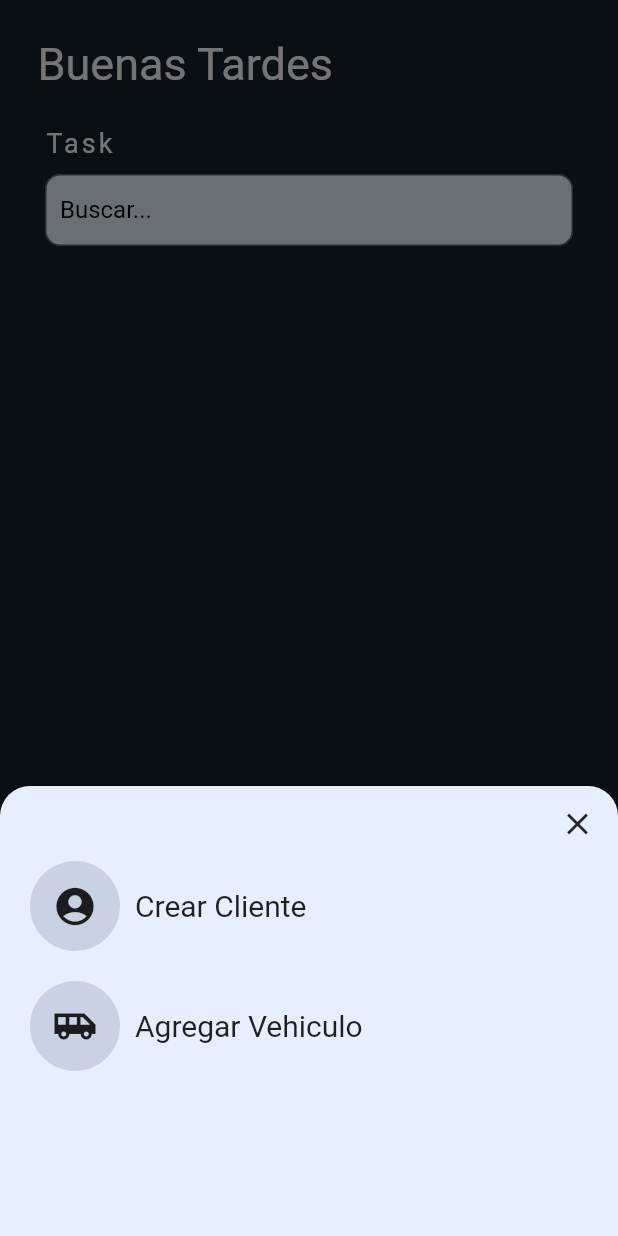
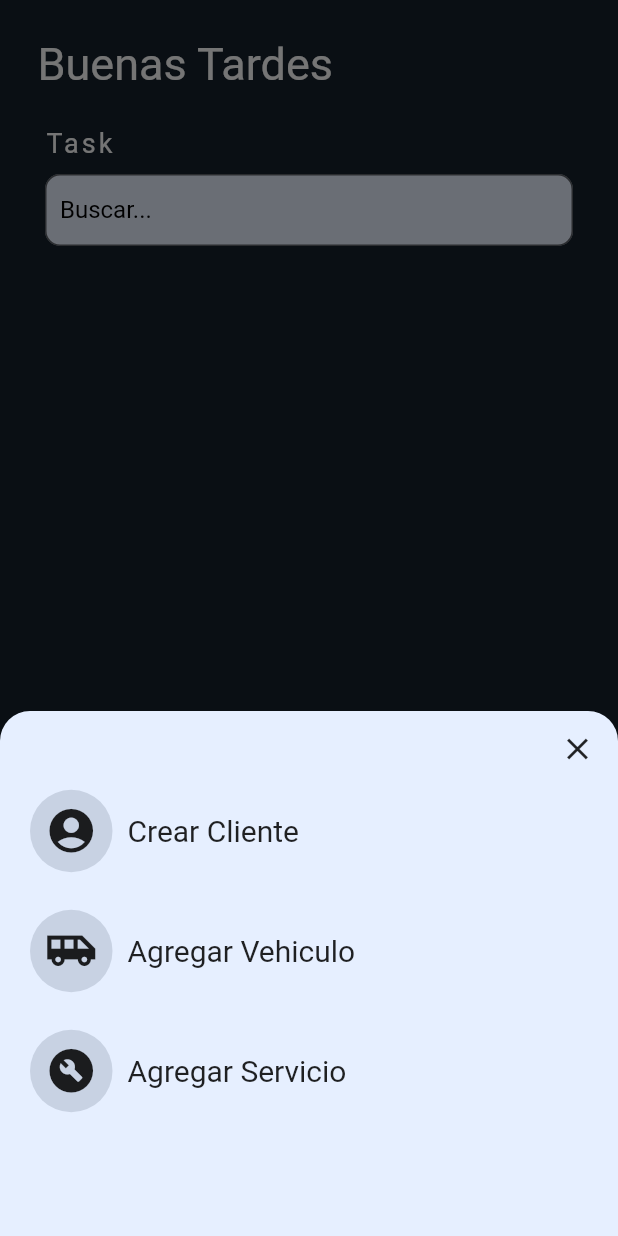
Before and after one commit to adanclv/aplicacion_mecanico, a Flutter app: the screen it shows after launch, item 3 of the bottom bar chosen, on a phone screen of 412 x 824 dp. Run offline on Flutter 3.47's test engine with Material 2 defaults, Android fonts, the phone set to English and light mode, and no system bars.

Commit message:
use util

```diff
--- a/lib/main.dart
+++ b/lib/main.dart
@@ -1,5 +1,7 @@
+import 'package:aplicacion_mecanico/util/botton_add_icon.dart';
 import 'package:aplicacion_mecanico/vistas/Pantalla_principal.dart';
 import 'package:flutter/material.dart';
+import 'package:flutter/services.dart';
 
 void main() {
   runApp(const MainApp());
@@ -39,7 +41,7 @@ class _MyHomePageState extends State<MyHomePage> {
       ),
       builder: (BuildContext context) {
         return Container(
-          height: 300,
+          height: 350,
           child: Column(
             crossAxisAlignment: CrossAxisAlignment.end,
             children: [
@@ -52,62 +54,25 @@ class _MyHomePageState extends State<MyHomePage> {
                     },
                     child: Icon(Icons.close)),
               ),
-              Container(
-                padding: EdgeInsets.symmetric(vertical: 10, horizontal: 20),
-                child: Row(
-                  children: [
-                    Container(
-                      width: 60,
-                      height: 60,
-                      padding: EdgeInsets.all(5),
-                      decoration: BoxDecoration(
-                          shape: BoxShape.circle,
-                          color: Color.fromARGB(255, 200, 210, 227)),
-                      child: Icon(
-                        Icons.account_circle_rounded,
-                        size: 30,
-                      ),
-                    ),
-                    const SizedBox(
-                      width: 10,
-                    ),
-                    Container(
-                      child: Text(
-                        'Crear Cliente',
-                        style: TextStyle(fontSize: 20),
-                      ),
-                    )
-                  ],
-                ),
+              GestureDetector(
+                onTap: () {
+                  print('funciona');
+                },
+                child: BottonAddIcon(
+                    iconName: Icons.account_circle_rounded,
+                    textName: 'Crear Cliente'),
               ),
-              Container(
-                padding: EdgeInsets.symmetric(vertical: 10, horizontal: 20),
-                child: Row(
-                  children: [
-                    Container(
-                      width: 60,
-                      height: 60,
-                      padding: EdgeInsets.all(5),
-                      decoration: BoxDecoration(
-                          shape: BoxShape.circle,
-                          color: Color.fromARGB(255, 200, 210, 227)),
-                      child: Icon(
-                        Icons.airport_shuttle_sharp,
-                        size: 30,
-                      ),
-                    ),
-                    const SizedBox(
-                      width: 10,
-                    ),
-                    Container(
-                      child: Text(
-                        'Agregar Vehiculo',
-                        style: TextStyle(fontSize: 20),
-                      ),
-                    )
-                  ],
-                ),
+              GestureDetector(
+                onTap: () {},
+                child: BottonAddIcon(
+                    iconName: Icons.airport_shuttle_sharp,
+                    textName: 'Agregar Vehiculo'),
               ),
+              GestureDetector(
+                onTap: () {},
+                child: BottonAddIcon(
+                    iconName: Icons.build_circle, textName: 'Agregar Servicio'),
+              )
             ],
           ),
         );
@@ -145,6 +110,13 @@ class _MyHomePageState extends State<MyHomePage> {
     }
 
     return Scaffold(
+      appBar: AppBar(
+        toolbarHeight: 0,
+        backgroundColor: Colors.transparent,
+        systemOverlayStyle: SystemUiOverlayStyle(
+            statusBarColor: Colors.transparent,
+            systemNavigationBarColor: Color.fromARGB(255, 19, 29, 39)),
+      ),
       backgroundColor: const Color(0xFF15202B),
       body: SafeArea(
         child: Column(
@@ -181,22 +153,22 @@ class _MyHomePageState extends State<MyHomePage> {
                     icon: Icon(Icons.assignment_outlined),
                     activeIcon: Icon(Icons.assignment_add),
                     label: 'Citas',
-                    backgroundColor: Color(0xFF15202B)),
+                    backgroundColor: Color.fromARGB(255, 19, 29, 39)),
                 BottomNavigationBarItem(
                     icon: Icon(Icons.add_box_outlined),
                     activeIcon: Icon(Icons.add_box_rounded),
                     label: 'Agregar',
-                    backgroundColor: Color(0xFF15202B)),
+                    backgroundColor: Color.fromARGB(255, 19, 29, 39)),
                 BottomNavigationBarItem(
                     icon: Icon(Icons.contact_emergency_outlined),
                     activeIcon: Icon(Icons.contact_emergency_rounded),
                     label: 'Clientes',
-                    backgroundColor: Color(0xFF15202B)),
+                    backgroundColor: Color.fromARGB(255, 19, 29, 39)),
                 BottomNavigationBarItem(
                     icon: Icon(Icons.event_repeat_outlined),
                     activeIcon: Icon(Icons.event_repeat_rounded),
                     label: 'Historial',
-                    backgroundColor: Color(0xFF15202B)),
+                    backgroundColor: Color.fromARGB(255, 19, 29, 39)),
               ],
             )
           ],
--- /dev/null
+++ b/lib/util/botton_add_icon.dart
@@ -0,0 +1,41 @@
+import 'package:flutter/material.dart';
+
+class BottonAddIcon extends StatelessWidget {
+  final IconData iconName;
+  final String textName;
+
+  const BottonAddIcon(
+      {super.key, required this.iconName, required this.textName});
+
+  @override
+  Widget build(BuildContext context) {
+    return Container(
+      color: Color(0xFFE6EFFF),
+      padding: EdgeInsets.symmetric(vertical: 10, horizontal: 20),
+      child: Row(
+        children: [
+          Container(
+            height: 60,
+            padding: EdgeInsets.all(10),
+            decoration: BoxDecoration(
+                shape: BoxShape.circle,
+                color: Color.fromARGB(255, 200, 210, 227)),
+            child: Icon(
+              iconName,
+              size: 35,
+            ),
+          ),
+          const SizedBox(
+            width: 10,
+          ),
+          Container(
+            child: Text(
+              textName,
+              style: TextStyle(fontSize: 20),
+            ),
+          )
+        ],
+      ),
+    );
+  }
+}
```
